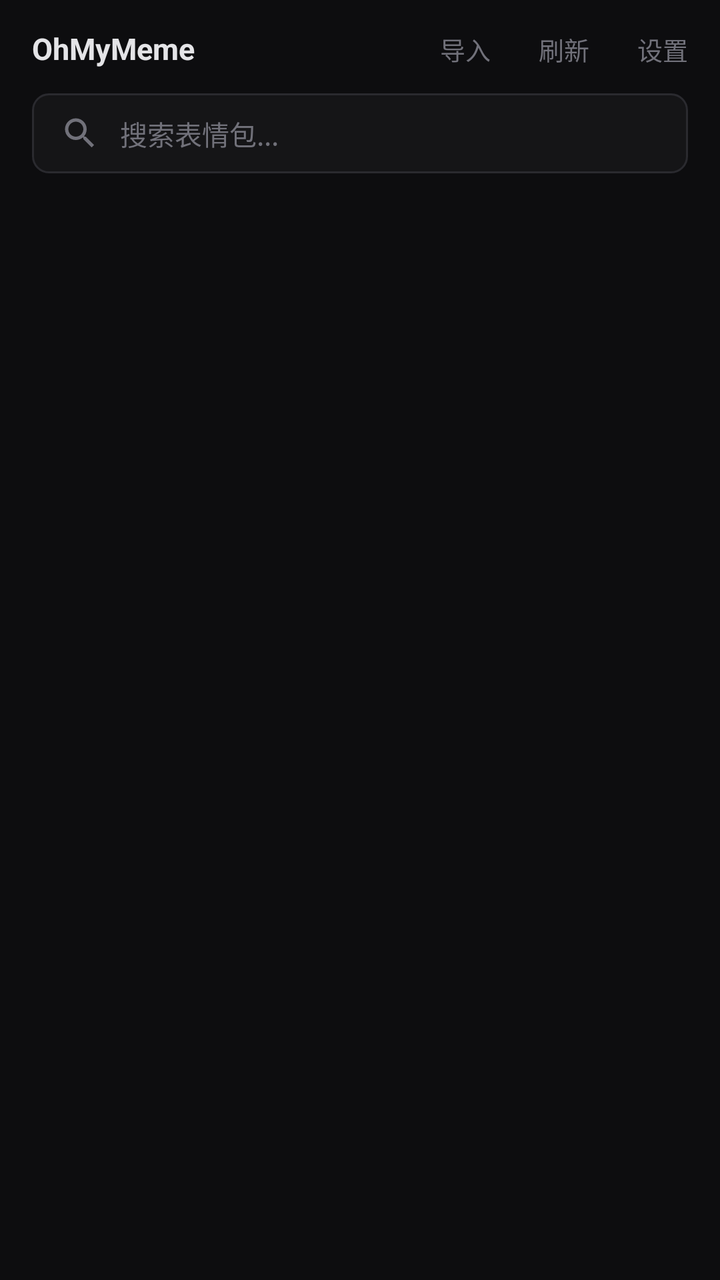
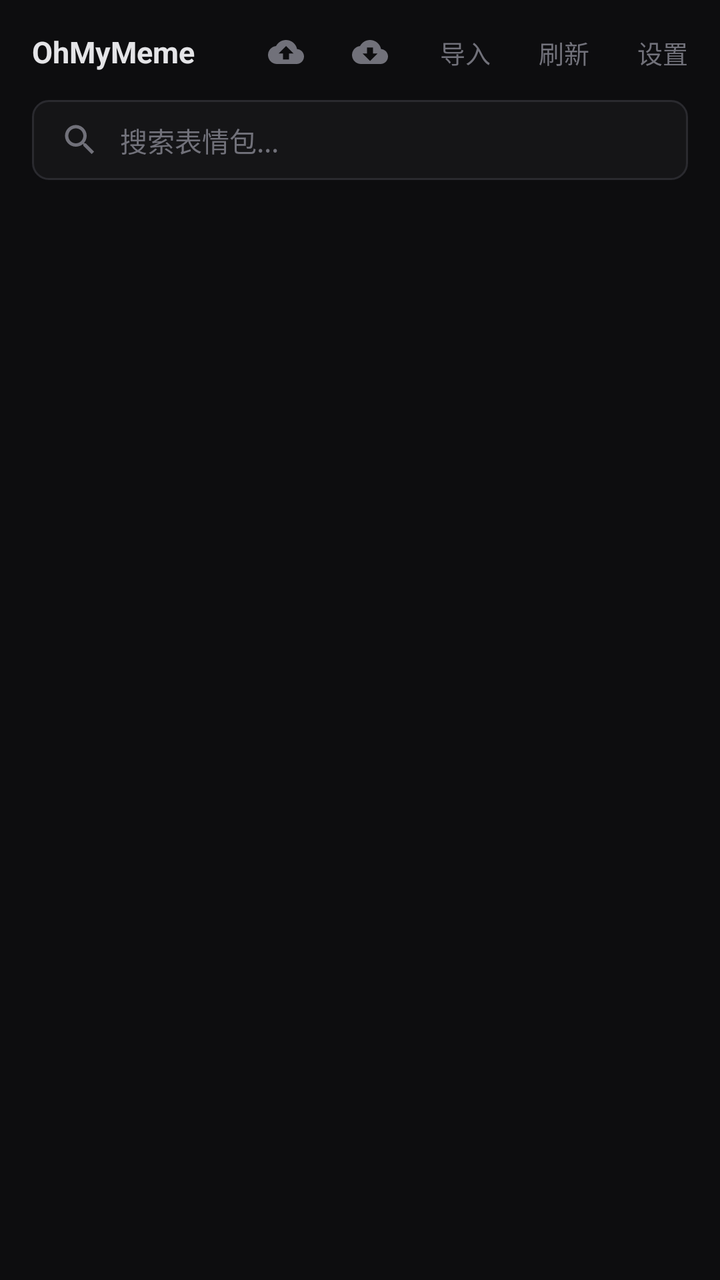

Two renders of the same Android screen: before a commit and after it. Below are the layout's source before the change and the commit's diff.
<!-- AndroidManifest.xml: application theme Theme.OhMyMeme -->
<!-- res/layout/activity_main.xml -->
<?xml version="1.0" encoding="utf-8"?>
<LinearLayout xmlns:android="http://schemas.android.com/apk/res/android"
    android:layout_width="match_parent"
    android:layout_height="match_parent"
    android:background="@color/bg"
    android:orientation="vertical">

    <LinearLayout
        android:layout_width="match_parent"
        android:layout_height="wrap_content"
        android:gravity="center_vertical"
        android:orientation="horizontal"
        android:paddingStart="16dp"
        android:paddingTop="10dp"
        android:paddingEnd="4dp"
        android:paddingBottom="8dp">

        <TextView
            android:id="@+id/tv_logo"
            android:layout_width="wrap_content"
            android:layout_height="wrap_content"
            android:paddingEnd="8dp"
            android:text="@string/app_name"
            android:textColor="@color/fg"
            android:textSize="15sp"
            android:textStyle="bold" />

        <View
            android:layout_width="0dp"
            android:layout_height="1dp"
            android:layout_weight="1" />

        <TextView
            android:id="@+id/btn_import"
            android:layout_width="wrap_content"
            android:layout_height="wrap_content"
            android:background="@drawable/bg_title_btn"
            android:paddingHorizontal="12dp"
            android:paddingVertical="5dp"
            android:text="@string/action_import"
            android:textColor="@color/muted"
            android:textSize="12.5sp" />

        <TextView
            android:id="@+id/btn_refresh"
            android:layout_width="wrap_content"
            android:layout_height="wrap_content"
            android:background="@drawable/bg_title_btn"
            android:paddingHorizontal="12dp"
            android:paddingVertical="5dp"
            android:text="@string/refresh"
            android:textColor="@color/muted"
            android:textSize="12.5sp" />

        <TextView
            android:id="@+id/btn_settings"
            android:layout_width="wrap_content"
            android:layout_height="wrap_content"
            android:background="@drawable/bg_title_btn"
            android:paddingHorizontal="12dp"
            android:paddingVertical="5dp"
            android:text="@string/settings"
            android:textColor="@color/muted"
            android:textSize="12.5sp" />
    </LinearLayout>

    <EditText
        android:id="@+id/et_search"
        android:layout_width="match_parent"
        android:layout_height="40dp"
        android:layout_marginStart="16dp"
        android:layout_marginEnd="16dp"
        android:layout_marginBottom="4dp"
        android:background="@drawable/bg_search"
        android:drawableStart="@drawable/ic_search"
        android:drawablePadding="10dp"
        android:drawableTint="@color/muted"
        android:hint="@string/search_hint"
        android:importantForAutofill="no"
        android:inputType="text"
        android:maxLines="1"
        android:paddingStart="14dp"
        android:paddingEnd="14dp"
        android:singleLine="true"
        android:textColor="@color/fg"
        android:textColorHint="@color/muted"
        android:textSize="13.5sp" />

    <androidx.recyclerview.widget.RecyclerView
        android:id="@+id/rv_tags"
        android:layout_width="match_parent"
        android:layout_height="36dp"
        android:clipToPadding="false"
        android:overScrollMode="never"
        android:paddingStart="16dp"
        android:paddingTop="2dp"
        android:paddingEnd="16dp"
        android:paddingBottom="2dp" />

    <androidx.recyclerview.widget.RecyclerView
        android:id="@+id/rv_collections"
        android:layout_width="match_parent"
        android:layout_height="36dp"
        android:clipToPadding="false"
        android:overScrollMode="never"
        android:paddingStart="16dp"
        android:paddingTop="2dp"
        android:paddingEnd="16dp"
        android:paddingBottom="2dp" />

    <FrameLayout
        android:layout_width="match_parent"
        android:layout_height="0dp"
        android:layout_weight="1">

        <androidx.recyclerview.widget.RecyclerView
            android:id="@+id/rv_memes"
            android:layout_width="match_parent"
            android:layout_height="match_parent"
            android:clipToPadding="false"
            android:overScrollMode="never"
            android:padding="12dp" />

        <LinearLayout
            android:id="@+id/empty_state"
            android:layout_width="wrap_content"
            android:layout_height="wrap_content"
            android:layout_gravity="center"
            android:gravity="center"
            android:orientation="vertical"
            android:visibility="gone">

            <TextView
                android:layout_width="wrap_content"
                android:layout_height="wrap_content"
                android:text="_(:3 」∠)_"
                android:textColor="@color/muted"
                android:textSize="38sp" />

            <TextView
                android:layout_width="wrap_content"
                android:layout_height="wrap_content"
                android:layout_marginTop="10dp"
                android:text="@string/empty_hint"
                android:textColor="@color/muted"
                android:textSize="13.5sp" />
        </LinearLayout>
    </FrameLayout>
</LinearLayout>
<!-- resources referenced by this layout -->
<resources>
  <color name="bg">#0D0D0F</color>
  <color name="fg">#E4E4E7</color>
  <color name="muted">#71717A</color>
  <!-- drawable bg_search (drawable) -->
  <?xml version="1.0" encoding="utf-8"?>
  <shape xmlns:android="http://schemas.android.com/apk/res/android">
      <solid android:color="@color/surface" />
      <corners android:radius="8dp" />
      <stroke android:width="1dp" android:color="@color/border" />
  </shape>
  <!-- drawable bg_title_btn (drawable) -->
  <?xml version="1.0" encoding="utf-8"?>
  <selector xmlns:android="http://schemas.android.com/apk/res/android">
      <item android:state_pressed="true">
          <shape>
              <solid android:color="@color/surface_2" />
              <corners android:radius="6dp" />
          </shape>
      </item>
      <item>
          <shape>
              <solid android:color="@android:color/transparent" />
              <corners android:radius="6dp" />
          </shape>
      </item>
  </selector>
  <!-- drawable ic_search (drawable) -->
  <?xml version="1.0" encoding="utf-8"?>
  <vector xmlns:android="http://schemas.android.com/apk/res/android"
      android:width="20dp"
      android:height="20dp"
      android:viewportWidth="24"
      android:viewportHeight="24">
      <path
          android:fillColor="#FFFFFFFF"
          android:pathData="M15.5,14h-0.79l-0.28,-0.27C15.41,12.59 16,11.11 16,9.5 16,5.91 13.09,3 9.5,3S3,5.91 3,9.5 5.91,16 9.5,16c1.61,0 3.09,-0.59 4.23,-1.57l0.27,0.28v0.79l5,4.99L20.49,19l-4.99,-5zM9.5,14C7.01,14 5,11.99 5,9.5S7.01,5 9.5,5 14,7.01 14,9.5 11.99,14 9.5,14z" />
  </vector>
  <string name="action_import">导入</string>
  <string name="app_name">OhMyMeme</string>
  <string name="empty_hint">点击「导入」添加</string>
  <string name="refresh">刷新</string>
  <string name="search_hint">搜索表情包...</string>
  <string name="settings">设置</string>
  <style name="Theme.OhMyMeme" parent="Theme.MaterialComponents.DayNight.NoActionBar">
          <item name="colorPrimary">@color/accent</item>
          <item name="colorOnPrimary">@color/white</item>
          <item name="colorSecondary">@color/accent</item>
          <item name="colorOnSecondary">@color/white</item>
          <item name="android:windowBackground">@color/bg</item>
          <item name="android:statusBarColor">@color/bg</item>
          <item name="android:windowLightStatusBar">false</item>
          <item name="android:textColor">@color/fg</item>
          <item name="android:textColorHint">@color/muted</item>
      </style>
  <color name="surface">#151517</color>
  <color name="border">#2A2A2F</color>
  <color name="surface_2">#1A1A1D</color>
  <color name="accent">#3B82F6</color>
  <color name="white">#FFFFFFFF</color>
</resources>

<!-- the commit's change to res/layout/activity_main.xml (unified diff, before → after) -->
@@ -1,5 +1,6 @@
 <?xml version="1.0" encoding="utf-8"?>
 <LinearLayout xmlns:android="http://schemas.android.com/apk/res/android"
+    xmlns:app="http://schemas.android.com/apk/res-auto"
     android:layout_width="match_parent"
     android:layout_height="match_parent"
     android:background="@color/bg"
@@ -30,10 +31,34 @@
             android:layout_height="1dp"
             android:layout_weight="1" />
 
+        <ImageView
+            android:id="@+id/btn_upload"
+            android:layout_width="wrap_content"
+            android:layout_height="wrap_content"
+            android:background="@drawable/bg_title_btn"
+            android:contentDescription="@string/btn_sync_push"
+            android:paddingHorizontal="10dp"
+            android:paddingVertical="7dp"
+            android:src="@drawable/ic_upload"
+            app:tint="@color/muted" />
+
+        <ImageView
+            android:id="@+id/btn_download"
+            android:layout_width="wrap_content"
+            android:layout_height="wrap_content"
+            android:layout_marginStart="4dp"
+            android:background="@drawable/bg_title_btn"
+            android:contentDescription="@string/btn_sync_pull"
+            android:paddingHorizontal="10dp"
+            android:paddingVertical="7dp"
+            android:src="@drawable/ic_download"
+            app:tint="@color/muted" />
+
         <TextView
             android:id="@+id/btn_import"
             android:layout_width="wrap_content"
             android:layout_height="wrap_content"
+            android:layout_marginStart="4dp"
             android:background="@drawable/bg_title_btn"
             android:paddingHorizontal="12dp"
             android:paddingVertical="5dp"
@@ -87,17 +112,6 @@
         android:textSize="13.5sp" />
 
     <androidx.recyclerview.widget.RecyclerView
-        android:id="@+id/rv_tags"
-        android:layout_width="match_parent"
-        android:layout_height="36dp"
-        android:clipToPadding="false"
-        android:overScrollMode="never"
-        android:paddingStart="16dp"
-        android:paddingTop="2dp"
-        android:paddingEnd="16dp"
-        android:paddingBottom="2dp" />
-
-    <androidx.recyclerview.widget.RecyclerView
         android:id="@+id/rv_collections"
         android:layout_width="match_parent"
         android:layout_height="36dp"
<!-- resource entries referenced after the edit -->
@@ -26,6 +26,17 @@
           </shape>
       </item>
   </selector>
+  <!-- drawable ic_download (drawable) -->
+  <?xml version="1.0" encoding="utf-8"?>
+  <vector xmlns:android="http://schemas.android.com/apk/res/android"
+      android:width="18dp"
+      android:height="18dp"
+      android:viewportWidth="24"
+      android:viewportHeight="24">
+      <path
+          android:fillColor="#FFFFFFFF"
+          android:pathData="M19.35,10.04C18.67,6.59 15.64,4 12,4C9.11,4 6.6,5.64 5.35,8.04C2.34,8.36 0,10.91 0,14c0,3.31 2.69,6 6,6h13c2.76,0 5,-2.24 5,-5C24,12.36 21.95,10.22 19.35,10.04zM17,13l-5,5l-5,-5h3V9h4v4H17z" />
+  </vector>
   <!-- drawable ic_search (drawable) -->
   <?xml version="1.0" encoding="utf-8"?>
   <vector xmlns:android="http://schemas.android.com/apk/res/android"
@@ -37,8 +48,21 @@
           android:fillColor="#FFFFFFFF"
           android:pathData="M15.5,14h-0.79l-0.28,-0.27C15.41,12.59 16,11.11 16,9.5 16,5.91 13.09,3 9.5,3S3,5.91 3,9.5 5.91,16 9.5,16c1.61,0 3.09,-0.59 4.23,-1.57l0.27,0.28v0.79l5,4.99L20.49,19l-4.99,-5zM9.5,14C7.01,14 5,11.99 5,9.5S7.01,5 9.5,5 14,7.01 14,9.5 11.99,14 9.5,14z" />
   </vector>
+  <!-- drawable ic_upload (drawable) -->
+  <?xml version="1.0" encoding="utf-8"?>
+  <vector xmlns:android="http://schemas.android.com/apk/res/android"
+      android:width="18dp"
+      android:height="18dp"
+      android:viewportWidth="24"
+      android:viewportHeight="24">
+      <path
+          android:fillColor="#FFFFFFFF"
+          android:pathData="M19.35,10.04C18.67,6.59 15.64,4 12,4C9.11,4 6.6,5.64 5.35,8.04C2.34,8.36 0,10.91 0,14c0,3.31 2.69,6 6,6h13c2.76,0 5,-2.24 5,-5C24,12.36 21.95,10.22 19.35,10.04zM14,13v4h-4v-4H7l5,-5l5,5H14z" />
+  </vector>
   <string name="action_import">导入</string>
   <string name="app_name">OhMyMeme</string>
+  <string name="btn_sync_pull">从远端下载</string>
+  <string name="btn_sync_push">上传到远端</string>
   <string name="empty_hint">点击「导入」添加</string>
   <string name="refresh">刷新</string>
   <string name="search_hint">搜索表情包...</string>
